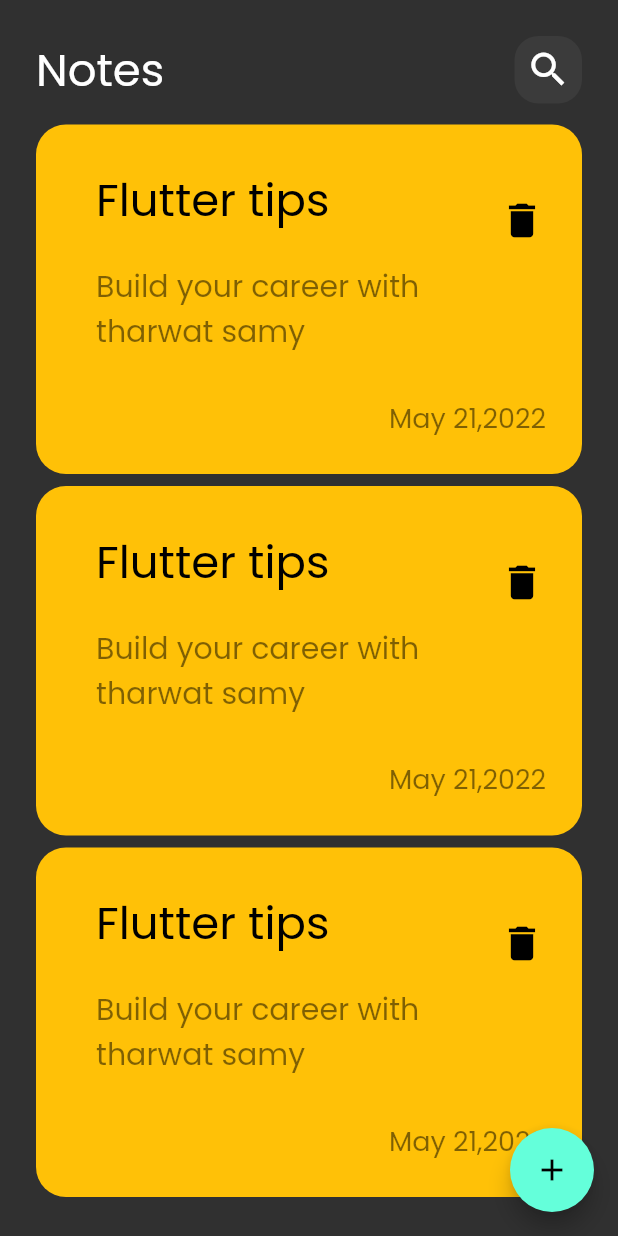
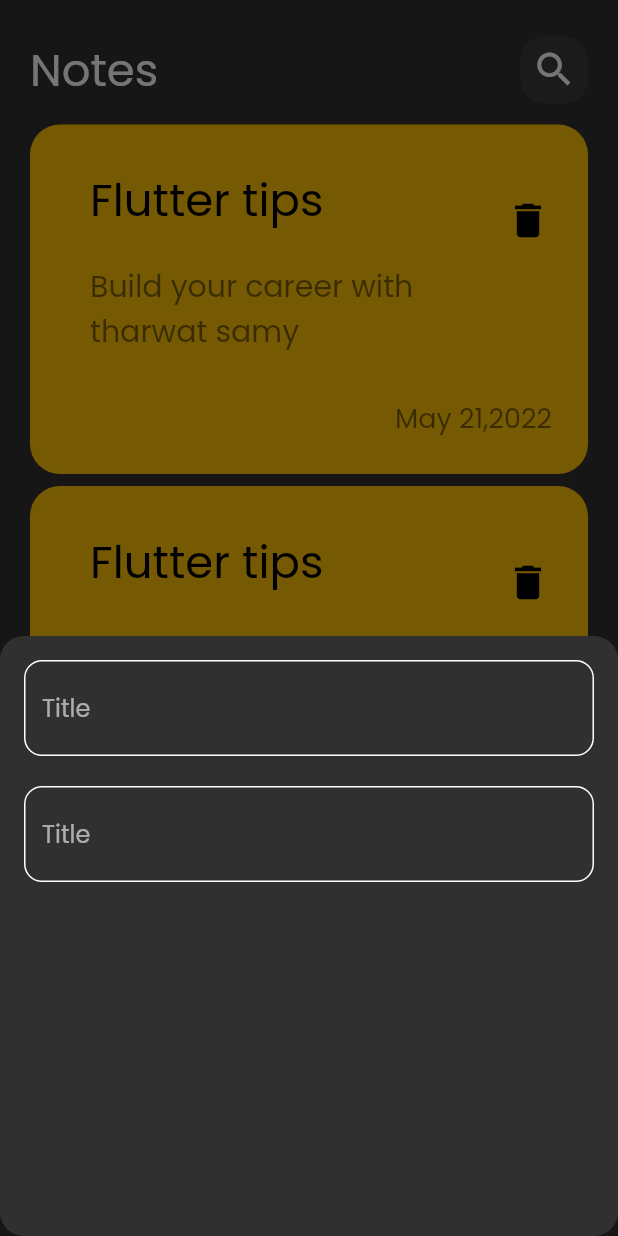
Before and after one commit to Mariamibrahim88/Notes_App, a Flutter app: the screen it shows after launch, after a tap on the "add" icon, on a phone screen of 412 x 824 dp. Run offline on Flutter 3.47's test engine with Material 2 defaults, Android fonts, the phone set to English and light mode, and no system bars.

Commit message:
create note bottom sheet

```diff
--- /dev/null
+++ b/lib/constants.dart
@@ -0,0 +1,3 @@
+import 'dart:ui';
+
+const kprimarycolor = Color(0xff62FCD7);
--- a/lib/views/notes_view.dart
+++ b/lib/views/notes_view.dart
@@ -1,5 +1,6 @@
 import 'package:flutter/material.dart';
 
+import '../widgets/note_bottom_sheet.dart';
 import 'notes_view_body.dart';
 
 class NotesView extends StatelessWidget {
@@ -9,7 +10,15 @@ class NotesView extends StatelessWidget {
   Widget build(BuildContext context) {
     return Scaffold(
       floatingActionButton: FloatingActionButton(
-        onPressed: () {},
+        onPressed: () {
+          showModalBottomSheet(
+              shape: RoundedRectangleBorder(
+                  borderRadius: BorderRadius.circular(16)),
+              context: context,
+              builder: (context) {
+                return const AddNoteBottomSheet();
+              });
+        },
         child: Icon(Icons.add),
       ),
       body: const NotesViewBody(),
--- a/lib/views/notes_view_body.dart
+++ b/lib/views/notes_view_body.dart
@@ -9,7 +9,7 @@ class NotesViewBody extends StatelessWidget {
   @override
   Widget build(BuildContext context) {
     return const Padding(
-      padding: EdgeInsets.symmetric(horizontal: 24, vertical: 24),
+      padding: EdgeInsets.symmetric(horizontal: 20, vertical: 24),
       child: Column(children: [
         CustomAppBar(),
         SizedBox(
--- /dev/null
+++ b/lib/widgets/custom_text_field.dart
@@ -0,0 +1,29 @@
+import 'package:flutter/material.dart';
+import 'package:notes_app/constants.dart';
+
+class CustomTextField extends StatelessWidget {
+  const CustomTextField({super.key});
+
+  @override
+  Widget build(BuildContext context) {
+    return TextField(
+        cursorColor: kprimarycolor,
+        decoration: InputDecoration(
+          hintText: 'Title',
+          hoverColor: Colors.cyan,
+          border: buildBorder(),
+          focusedBorder: buildBorder(kprimarycolor),
+          enabledBorder: buildBorder(),
+          //contentPadding: const EdgeInsets.symmetric(horizontal: 20),
+        ));
+  }
+}
+
+OutlineInputBorder buildBorder([color]) {
+  return OutlineInputBorder(
+    borderRadius: BorderRadius.circular(12),
+    borderSide: BorderSide(
+      color: color ?? Colors.white,
+    ),
+  );
+}
--- /dev/null
+++ b/lib/widgets/note_bottom_sheet.dart
@@ -0,0 +1,25 @@
+import 'package:flutter/material.dart';
+import 'package:notes_app/widgets/custom_text_field.dart';
+
+class AddNoteBottomSheet extends StatelessWidget {
+  const AddNoteBottomSheet({super.key});
+
+  @override
+  Widget build(BuildContext context) {
+    return Container(
+      height: 400,
+      child: Padding(
+        padding: const EdgeInsets.all(16.0),
+        child: Column(
+          children: [
+            CustomTextField(),
+            SizedBox(
+              height: 20,
+            ),
+            CustomTextField(),
+          ],
+        ),
+      ),
+    );
+  }
+}
```
